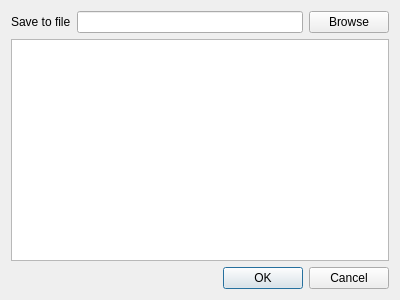
Above: qgis/src/ui/qgsmanageconnectionsdialogbase.ui from sourcepole/qgis before the change. Below: the same form after it.
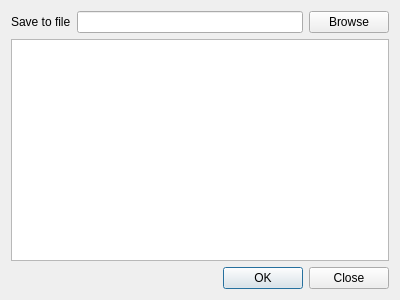
That is the form after the change.

Commit message: don't close Manage connections dialog after processing selected file. Allow user select another file and run save/load operation again

What changed in the file:
```diff
--- a/qgis/src/ui/qgsmanageconnectionsdialogbase.ui
+++ b/qgis/src/ui/qgsmanageconnectionsdialogbase.ui
@@ -54,7 +54,7 @@
       <enum>Qt::Horizontal</enum>
      </property>
      <property name="standardButtons">
-      <set>QDialogButtonBox::Cancel|QDialogButtonBox::Ok</set>
+      <set>QDialogButtonBox::Close|QDialogButtonBox::Ok</set>
      </property>
     </widget>
    </item>
```
The commit also changes 2 other files.
